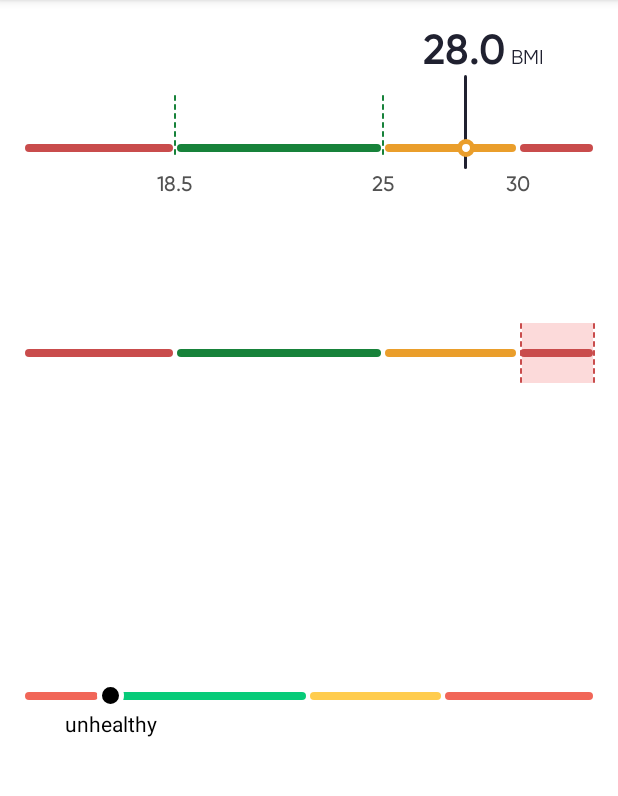
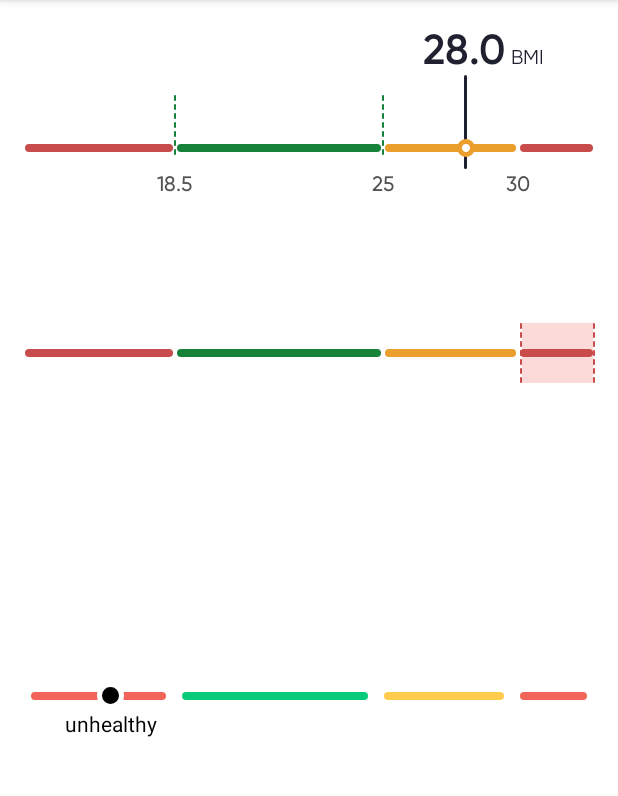
Before and after one commit to myDario/DarioBMIBar, an Android app: the screen it shows after launch (MainActivity), on a phone screen of 412 x 824 dp, the part 84-880 px from its top. Run offline under Robolectric (Android 15) with nearby library versions, the phone set to English and light mode, and no system bars.

Commit message:
update bmi bars

```diff
--- a/dariobmibar/src/main/res/layout/dario_bmi_dot_indicator.xml
+++ b/dariobmibar/src/main/res/layout/dario_bmi_dot_indicator.xml
@@ -12,7 +12,7 @@
         <View
             android:id="@+id/bar0"
             android:background="@drawable/bar0"
-            style="@style/BMIBar"
+            style="@style/BMIDotIndicatorBar"
             android:backgroundTint="@color/bmi_dot_indicator_1"
 
             android:layout_width="0dp"
@@ -20,12 +20,13 @@
             app:layout_constraintBottom_toTopOf="@+id/textviewBar0"
             app:layout_constraintStart_toStartOf="parent"
             app:layout_constraintEnd_toStartOf="@+id/bar1"
-            app:layout_constraintHorizontal_weight="13.0909091"/>
+            app:layout_constraintHorizontal_weight="26.5454545"
+            />
         <View
             android:id="@+id/bar1"
             android:background="@drawable/bar1"
             android:backgroundTint="@color/bmi_dot_indicator_2"
-            style="@style/BMIBar"
+            style="@style/BMIDotIndicatorBar"
             android:layout_width="0dp"
             android:layout_height="@dimen/bmi_bar_bar_height"
             app:layout_constraintBottom_toTopOf="@+id/textviewBar0"
@@ -35,7 +36,7 @@
         <View
             android:id="@+id/bar2"
             android:background="@drawable/bar2"
-            style="@style/BMIBar"
+            style="@style/BMIDotIndicatorBar"
             android:backgroundTint="@color/bmi_dot_indicator_3"
             android:layout_width="0dp"
             android:layout_height="@dimen/bmi_bar_bar_height"
@@ -46,14 +47,14 @@
         <View
             android:id="@+id/bar3"
             android:background="@drawable/bar3"
-            style="@style/BMIBar"
+            style="@style/BMIDotIndicatorBar"
             android:backgroundTint="@color/bmi_dot_indicator_1"
             android:layout_width="0dp"
             android:layout_height="@dimen/bmi_bar_bar_height"
             app:layout_constraintBottom_toTopOf="@+id/textviewBar0"
             app:layout_constraintStart_toEndOf="@+id/bar2"
             app:layout_constraintEnd_toEndOf="parent"
-            app:layout_constraintHorizontal_weight="26.5454545"/>
+            app:layout_constraintHorizontal_weight="13.0909091"/>
 
         <ImageView
             android:id="@+id/divider0"
--- a/dariobmibar/src/main/res/values/dimen.xml
+++ b/dariobmibar/src/main/res/values/dimen.xml
@@ -3,4 +3,5 @@
     <dimen name="bmi_bar_padding">15dp</dimen>
     <dimen name="bmi_bar_bar_height">5dp</dimen>
     <dimen name="bmi_bar_bar_padding">1dp</dimen>
+    <dimen name="bmi_bar_dot_indicator_padding">5dp</dimen>
 </resources>
--- a/dariobmibar/src/main/res/values/styles.xml
+++ b/dariobmibar/src/main/res/values/styles.xml
@@ -3,6 +3,12 @@
     <style name="BMIBar">
         <item name="android:layout_marginStart">@dimen/bmi_bar_bar_padding</item>
         <item name="android:layout_marginEnd">@dimen/bmi_bar_bar_padding</item>
+        <item name="android:layout_marginBottom">2dp</item>
+    </style>
+
+    <style name="BMIDotIndicatorBar">
+        <item name="android:layout_marginStart">@dimen/bmi_bar_dot_indicator_padding</item>
+        <item name="android:layout_marginEnd">@dimen/bmi_bar_dot_indicator_padding</item>
         <item name="android:layout_marginBottom">2dp</item>
     </style>
     <style name="BMITextBar">
```
